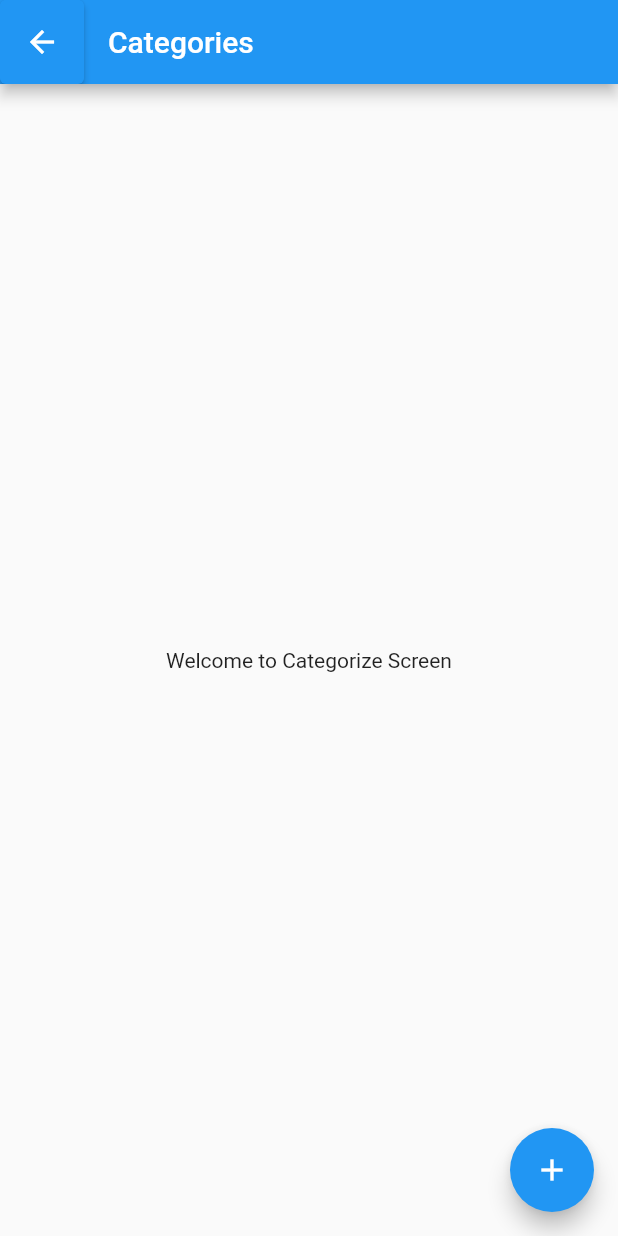
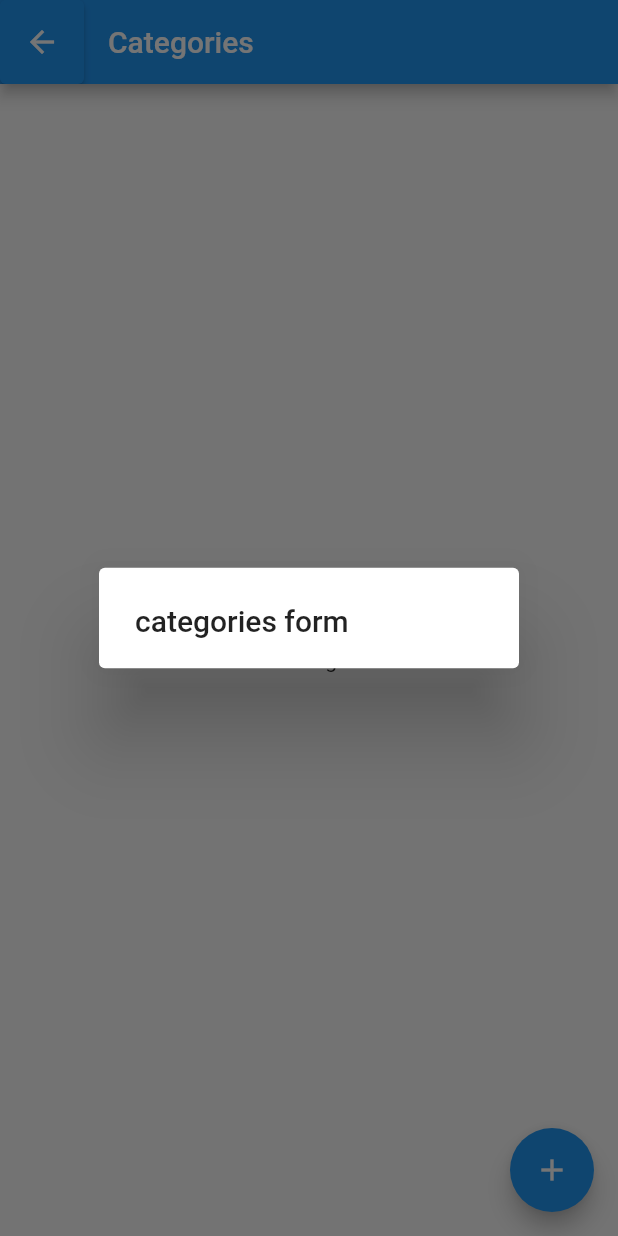
Before and after one commit to RJ2607/To_Do_List, a Flutter app: the CategoriesScreen screen opened directly, after a tap on the "add" icon, on a phone screen of 412 x 824 dp. Run offline on Flutter 3.47's test engine with Material 2 defaults, Android fonts, the phone set to English and light mode, and no system bars; missing offline and left inert: dart:html; network calls fail.

Commit message:
categorize screen

```diff
--- a/lib/screens/categories_screen.dart
+++ b/lib/screens/categories_screen.dart
@@ -1,6 +1,9 @@
+import 'dart:html';
+
 import 'package:flutter/material.dart';
 import 'package:flutter/src/widgets/framework.dart';
 import 'package:flutter/src/widgets/placeholder.dart';
+import 'package:project/screens/home_screen.dart';
 
 class CategoriesScreen extends StatefulWidget {
   @override
@@ -8,12 +11,24 @@ class CategoriesScreen extends StatefulWidget {
 }
 
 class _CategoriesScreenState extends State<CategoriesScreen> {
+  _showFormDialog(BuildContext context) {
+    return showDialog(
+        context: context,
+        barrierDismissible: true,
+        builder: (param) {
+          return AlertDialog(
+            title: Text('categories form'),
+          );
+        });
+  }
+
   @override
   Widget build(BuildContext context) {
     return Scaffold(
       appBar: AppBar(
         leading: ElevatedButton(
-            onPressed: () {},
+            onPressed: () => Navigator.of(context)
+                .push(MaterialPageRoute(builder: (context) => HomeScreen())),
             child: Icon(
               Icons.arrow_back,
               color: Colors.white,
@@ -22,7 +37,9 @@ class _CategoriesScreenState extends State<CategoriesScreen> {
       ),
       body: Center(child: Text("Welcome to Categorize Screen")),
       floatingActionButton: FloatingActionButton(
-        onPressed: () {},
+        onPressed: () {
+          _showFormDialog(context);
+        },
         child: Icon(Icons.add),
       ),
     );
```
